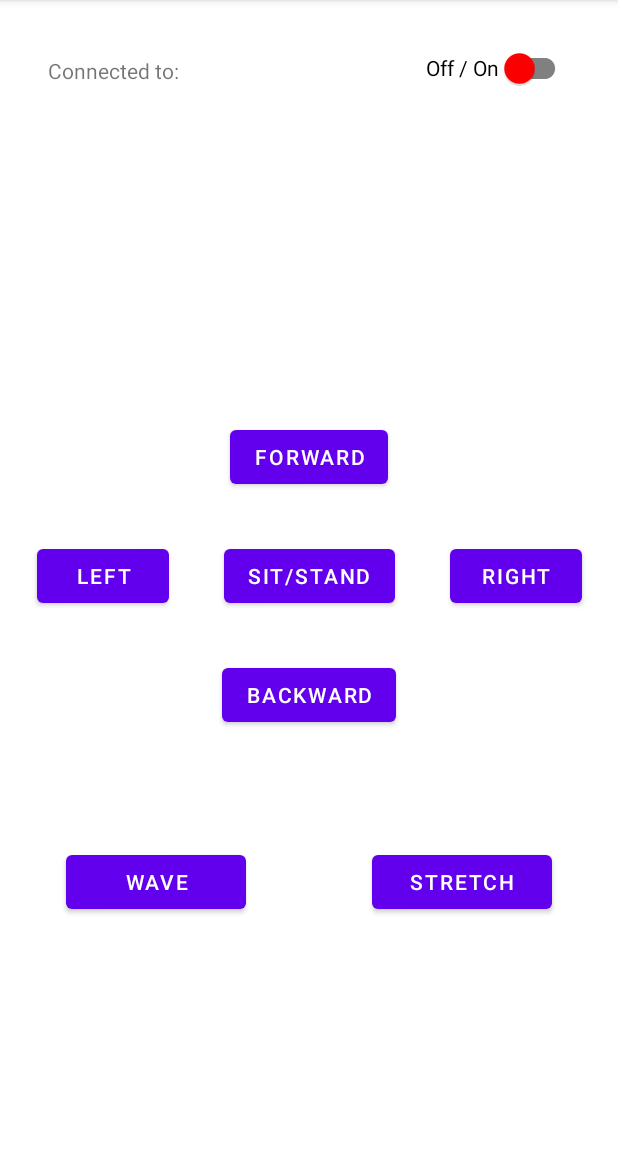
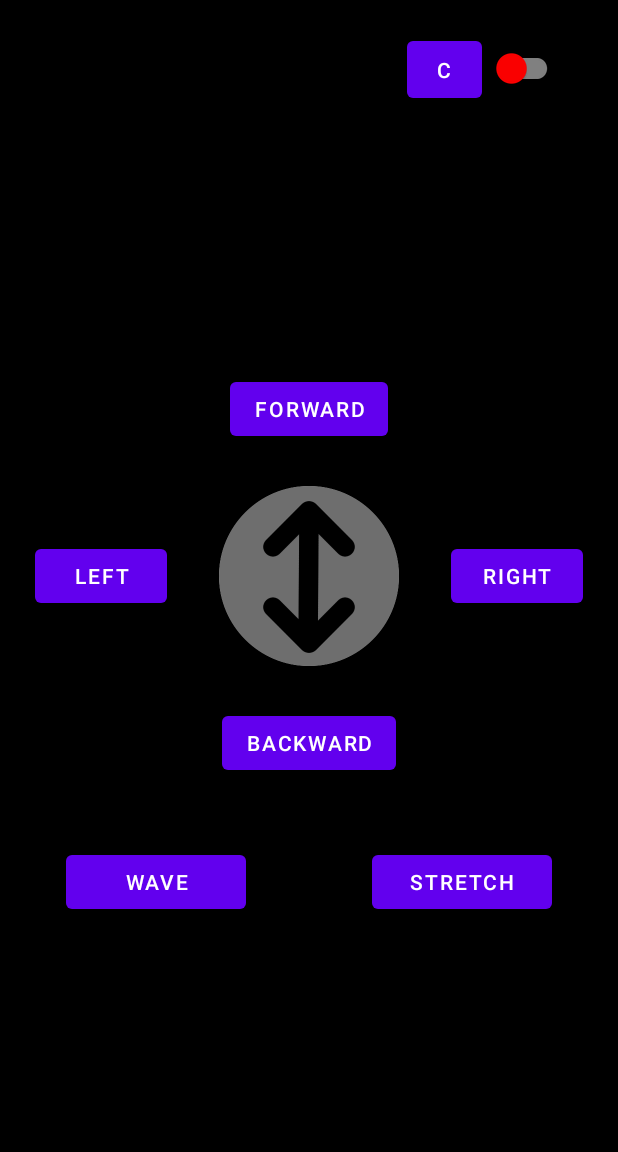
Before and after one commit to Mquack/SpiderRemote, an Android app: the MainActivity2 screen opened directly, with no data from a screen before it, on a phone screen of 412 x 824 dp, the part 84-1236 px from its top. Run offline under Robolectric (Android 15) with nearby library versions, the light colour scheme and no system bars.

Commit message:
testing image buttons instead of buttons. might need to add images for darkmode.

```diff
--- a/app/src/main/java/com/example/spiderremote/MainActivity.java
+++ b/app/src/main/java/com/example/spiderremote/MainActivity.java
@@ -61,4 +61,5 @@ public class MainActivity extends AppCompatActivity {
             myPairedDevArr.add("No Paired Device.");
         }
     }
+
 }
--- a/app/src/main/java/com/example/spiderremote/MainActivity2.java
+++ b/app/src/main/java/com/example/spiderremote/MainActivity2.java
@@ -4,6 +4,7 @@ import androidx.appcompat.app.AppCompatActivity;
 import androidx.appcompat.widget.SwitchCompat;
 import androidx.fragment.app.Fragment;
 
+import android.annotation.SuppressLint;
 import android.bluetooth.BluetoothAdapter;
 import android.bluetooth.BluetoothDevice;
 import android.bluetooth.BluetoothSocket;
@@ -37,6 +38,7 @@ public class MainActivity2 extends AppCompatActivity {
     private final static int CONNECTING_STATUS = 1; // used in bluetooth handler to identify message status
     private final static int MESSAGE_READ = 2; // used in bluetooth handler to identify message update
 
+    @SuppressLint("ClickableViewAccessibility")
     @Override
     protected void onCreate(Bundle savedInstanceState) {
         super.onCreate(savedInstanceState);
@@ -49,24 +51,18 @@ public class MainActivity2 extends AppCompatActivity {
         SwitchCompat mySwitch = (SwitchCompat) findViewById(R.id.connection_switch);
         mySwitch.setClickable(false);
 
-        //Button imageButton = (Button) findViewById(R.id.btn_forward);
-
-        //Button btn1 = (Button) findViewById(R.id.btn_forward);
-        //btn1.setOnTouchListener(onTouch());
-
-        /*imageButton.setOnTouchListener(new View.OnTouchListener() {
+        Button connect_btn = (Button) findViewById(R.id.btn_connect);
+        connect_btn.setOnClickListener(new View.OnClickListener() {
             @Override
-            public boolean onTouch(View v, MotionEvent event) {
-                if(event.getAction() == MotionEvent.ACTION_UP){
-                    Log.d("Logger1", "ACTION UP");
-                    return true;
-                }else if(event.getAction() == MotionEvent.ACTION_DOWN){
-                    Log.d("Logger1", "ACTION DOWN");
-                    return true;
+            public void onClick(View view) {
+                if (createConnectThread != null){
+                    createConnectThread.cancel();
                 }
-                return false;
+                BluetoothAdapter bluetoothAdapter = BluetoothAdapter.getDefaultAdapter();
+                createConnectThread = new CreateConnectThread(bluetoothAdapter,deviceAddress);
+                createConnectThread.start();
             }
-        });*/
+        });
 
 
         if (bleh != null){
@@ -76,9 +72,6 @@ public class MainActivity2 extends AppCompatActivity {
             String btMac = btArray[1];
             deviceAddress = btMac;
             deviceName = btName;
-
-            Log.d("Logger1", btName);
-            Log.d("Logger1", btMac);
         }
 
         // If a bluetooth device has been selected from SelectDeviceActivity
@@ -98,76 +91,81 @@ public class MainActivity2 extends AppCompatActivity {
                             case 1:
                                 Log.d("Logger1", "Connected to " + deviceName);
                                 mySwitch.setChecked(true);
-                                //btInfoText.append(deviceName);
                                 btInfoText.setText("Connected to: " + deviceName);
-                                //Toast.makeText(applicationContext, "Long Press Detected", Toast.LENGTH_SHORT).show();
+                                //connect_btn.setClickable(false);
                                 break;
                             case -1:
                                 Log.d("Logger1", "Device fails to connect");
                                 mySwitch.setChecked(false);
                                 btInfoText.setText("Failed to connect...");
+                                //connect_btn.setClickable(true);
                                 break;
                         }
                         break;
 
                     case MESSAGE_READ:
                         String arduinoMsg = msg.obj.toString(); // Read message from Arduino
-                        Log.d("Logger1", arduinoMsg);
+                        Log.d("Logger1", "Msg from Arduino: " + arduinoMsg);
                         break;
                 }
             }
         };
         /*
+        MyTouchListener touchListener = new MyTouchListener();
+
         Button btn0 = (Button) findViewById(R.id.btn_center);
-
-        btn0.setOnTouchListener(View::onTouchEvent);
+        btn0.setOnTouchListener(touchListener);
+        */
+        RepeatListener myTouchListener = new RepeatListener(400, 900, new View.OnClickListener() {
+            @Override
+            public void onClick(View view) {
+                sendDataOnTouch(String.valueOf(view.getTag()));
+            }
+        });
 
         Button btn1 = (Button) findViewById(R.id.btn_forward);
-        //btn1.setId(1);
-        btn1.setOnTouchListener(View::onTouchEvent);
+        btn1.setOnTouchListener(myTouchListener);
 
         Button btn2 = (Button) findViewById(R.id.btn_backward);
-        //btn1.setId(2);
-        btn2.setOnTouchListener(View::onTouchEvent);
+        btn2.setOnTouchListener(myTouchListener);
 
         Button btn3 = (Button) findViewById(R.id.btn_left);
-        //btn1.setId(3);
-        btn3.setOnTouchListener(View::onTouchEvent);
+        btn3.setOnTouchListener(myTouchListener);
 
-         */
+        Button btn4 = (Button) findViewById(R.id.btn_right);
+        btn4.setOnTouchListener(myTouchListener);
     }
 
+    /*
     public class MyTouchListener implements View.OnTouchListener {
 
         @Override
         public boolean onTouch(View v, MotionEvent event) {
+            Log.d("Logger1", "FUCKIN TAG!!" + String.valueOf(v.getTag()));
             switch((String) v.getTag()){
                 case "0":
                     Log.d("Logger1", "THIS IS TOUCHBTN!!!" + String.valueOf(v.getTag()));
+                    sendDataOnTouch(String.valueOf(v.getTag()));
                     break;
                 case "1":
                     Log.d("Logger1", "THIS IS TOUCHBTN!!!" + String.valueOf(v.getId()));
-                    break;
-                case "2":
-                    Log.d("Logger1", "THIS IS TOUCHBTN!!!" + String.valueOf(v.getId()));
-                    break;
-                case "3":
-                    Log.d("Logger1", "THIS IS TOUCHBTN!!!" + String.valueOf(v.getId()));
+                    sendDataOnTouch(String.valueOf(v.getTag()));
                     break;
             }
             return true;
         }
-
     }
+    */
 
     public void sendData(View v){
         String sendVal = (String) v.getTag();
-        //byte[] bytes = sendVal.getBytes(StandardCharsets.UTF_8);
-        Log.d("Logger1", sendVal);
-        Log.d("Logger1", "TAG IS: " + (String) v.getTag());
+        Log.d("Logger1", "sendData -> " + (String) v.getTag());
+        connectedThread.write(sendVal);
+    }
 
-        connectedThread.write(sendVal);
-
+    public void sendDataOnTouch(String s){
+        Log.d("Logger1", "sendDataOnTouch -> " + s);
+        connectedThread.write(s);
     }
 
     /* ============================ Thread to Create Bluetooth Connection =================================== */
@@ -308,15 +306,70 @@ public class MainActivity2 extends AppCompatActivity {
         intent.setFlags(Intent.FLAG_ACTIVITY_NEW_TASK);
         startActivity(intent);
     }
+
+    /* ============================ Handle holding down button ====================== */
+
+    public class RepeatListener implements View.OnTouchListener {
+
+        private Handler handler = new Handler();
+
+        private int initialInterval;
+        private final int normalInterval;
+        private final View.OnClickListener clickListener;
+        private View touchedView;
+
+        private Runnable handlerRunnable = new Runnable() {
+            @Override
+            public void run() {
+                if(touchedView.isEnabled()) {
+                    handler.postDelayed(this, normalInterval);
+                    clickListener.onClick(touchedView);
+                } else {
+                    // if the view was disabled by the clickListener, remove the callback
+                    handler.removeCallbacks(handlerRunnable);
+                    touchedView.setPressed(false);
+                    touchedView = null;
+                }
+            }
+        };
+
+        /**
+         * @param initialInterval The interval after first click event
+         * @param normalInterval The interval after second and subsequent click
+         *       events
+         * @param clickListener The OnClickListener, that will be called
+         *       periodically
+         */
+        public RepeatListener(int initialInterval, int normalInterval,
+                              View.OnClickListener clickListener) {
+            if (clickListener == null)
+                throw new IllegalArgumentException("null runnable");
+            if (initialInterval < 0 || normalInterval < 0)
+                throw new IllegalArgumentException("negative interval");
+
+            this.initialInterval = initialInterval;
+            this.normalInterval = normalInterval;
+            this.clickListener = clickListener;
+        }
+
+        public boolean onTouch(View view, MotionEvent motionEvent) {
+            switch (motionEvent.getAction()) {
+                case MotionEvent.ACTION_DOWN:
+                    handler.removeCallbacks(handlerRunnable);
+                    handler.postDelayed(handlerRunnable, initialInterval);
+                    touchedView = view;
+                    touchedView.setPressed(true);
+                    clickListener.onClick(view);
+                    return true;
+                case MotionEvent.ACTION_UP:
+                case MotionEvent.ACTION_CANCEL:
+                    handler.removeCallbacks(handlerRunnable);
+                    touchedView.setPressed(false);
+                    touchedView = null;
+                    return true;
+            }
+            return false;
+        }
+    }
+
 }
-
-/*
-    public void sendData(View v){
-        String sendVal = (String) v.getTag();
-        //Byte byteToSend = Byte.valueOf(sendVal);
-        byte[] bytes = sendVal.getBytes(StandardCharsets.UTF_8);
-        //connectedThread.write(byteToSend);
-        Log.d("Logger1", sendVal);
-        //MyBluetoothService.ConnectedThread.write(bytes);
-    }
-*/
--- a/app/src/main/res/layout/activity_main2.xml
+++ b/app/src/main/res/layout/activity_main2.xml
@@ -4,13 +4,17 @@
     xmlns:tools="http://schemas.android.com/tools"
     android:layout_width="match_parent"
     android:layout_height="match_parent"
+    android:background="@color/black"
     tools:context=".MainActivity2">
 
-    <Button
+    <ImageButton
         android:id="@+id/btn_center"
-        android:layout_width="wrap_content"
-        android:layout_height="wrap_content"
-        android:text="Sit/Stand"
+        android:src="@drawable/arrow_up_down"
+        android:layout_width="120dp"
+        android:layout_height="120dp"
+        android:scaleType="centerCrop"
+        android:background="@color/black"
+        android:shape="ring"
         android:tag="0"
         android:onClick="sendData"
         app:layout_constraintBottom_toBottomOf="parent"
@@ -24,7 +28,6 @@
         android:layout_height="wrap_content"
         android:text="Forward"
         android:tag="1"
-        android:onClick="sendData"
         app:layout_constraintBottom_toTopOf="@+id/btn_center"
         app:layout_constraintEnd_toEndOf="parent"
         app:layout_constraintStart_toStartOf="parent"
@@ -37,7 +40,6 @@
         android:layout_height="wrap_content"
         android:text="Backward"
         android:tag="2"
-        android:onClick="sendData"
         app:layout_constraintBottom_toBottomOf="parent"
         app:layout_constraintEnd_toEndOf="parent"
         app:layout_constraintStart_toStartOf="parent"
@@ -48,7 +50,6 @@
         android:id="@+id/btn_left"
         android:layout_width="wrap_content"
         android:layout_height="wrap_content"
-        android:onClick="sendData"
         android:tag="3"
         android:text="Left"
         app:layout_constraintBottom_toBottomOf="parent"
@@ -61,7 +62,6 @@
         android:id="@+id/btn_right"
         android:layout_width="wrap_content"
         android:layout_height="wrap_content"
-        android:onClick="sendData"
         android:tag="4"
         android:text="Right"
         app:layout_constraintBottom_toBottomOf="parent"
@@ -112,7 +112,7 @@
         android:id="@+id/connection_switch"
         android:layout_width="wrap_content"
         android:layout_height="wrap_content"
-        android:text="Off / On"
+        android:text=""
         app:layout_constraintBottom_toBottomOf="parent"
         app:layout_constraintEnd_toEndOf="parent"
         app:layout_constraintHorizontal_bias="0.9"
@@ -122,4 +122,16 @@
         app:thumbTint="@drawable/custom_switch"
         app:trackTint="@color/gray" />
 
+    <Button
+        android:id="@+id/btn_connect"
+        android:layout_width="50dp"
+        android:layout_height="50dp"
+        android:text="C"
+        app:layout_constraintBottom_toBottomOf="parent"
+        app:layout_constraintEnd_toEndOf="parent"
+        app:layout_constraintHorizontal_bias="0.75"
+        app:layout_constraintStart_toStartOf="parent"
+        app:layout_constraintTop_toTopOf="parent"
+        app:layout_constraintVertical_bias="0.029999971" />
+
 </androidx.constraintlayout.widget.ConstraintLayout>
```
Also changed, not shown: app/src/main/res/drawable/arrow_down.png (added), app/src/main/res/drawable/arrow_down_p.png (added), app/src/main/res/drawable/arrow_left.png (added), app/src/main/res/drawable/arrow_left_p.png (added), app/src/main/res/drawable/arrow_right.png (added), app/src/main/res/drawable/arrow_right_p.png (added), app/src/main/res/drawable/arrow_up.png (added), app/src/main/res/drawable/arrow_up_down.png (added), app/src/main/res/drawable/arrow_up_down_p.png (added), app/src/main/res/drawable/arrow_up_p.png (added), app/src/main/res/drawable/reconnect.png (added), app/src/main/res/drawable/reconnect_p.png (added).
